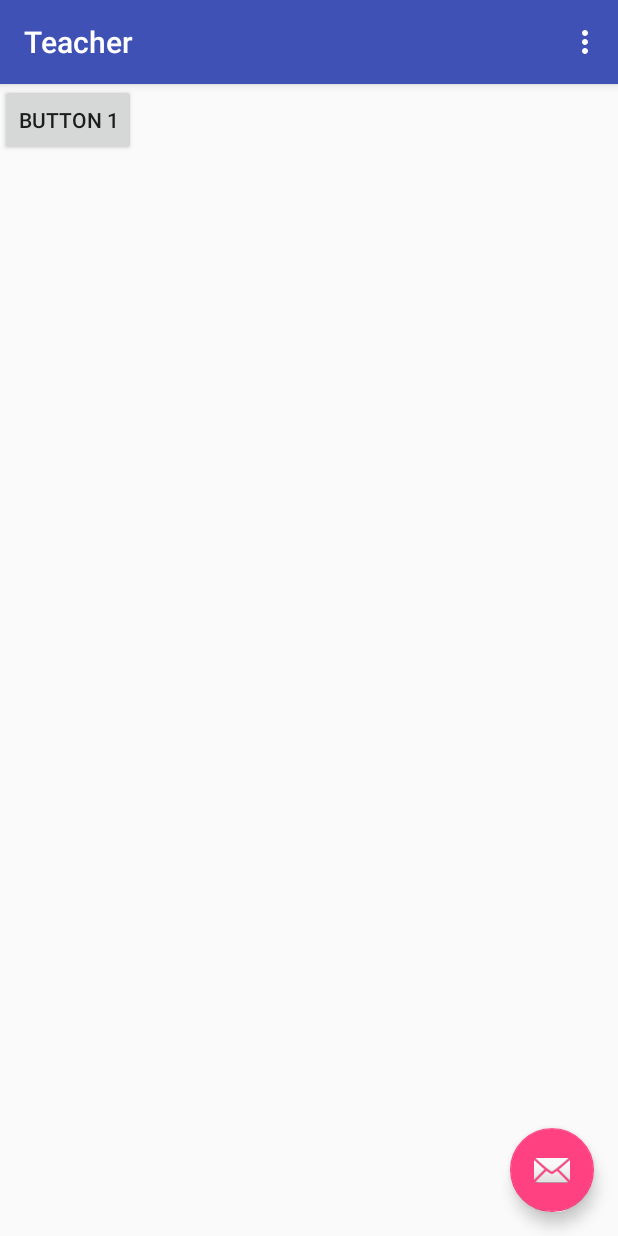
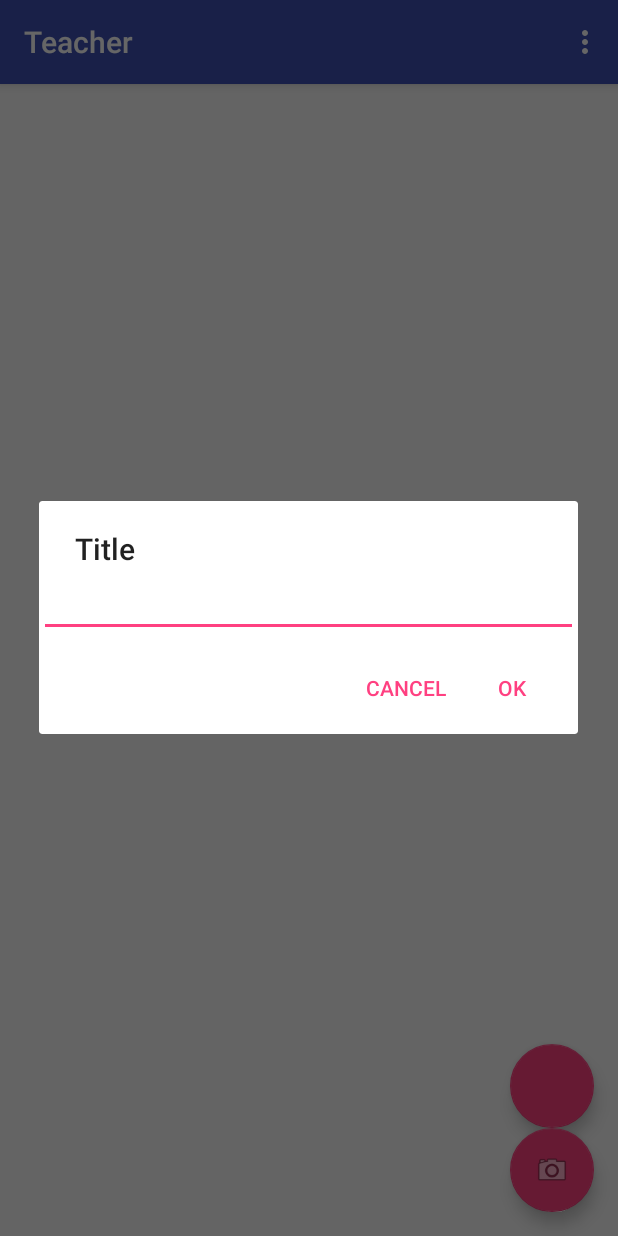
Before and after one commit to olabknbit/Teacher, an Android app: the screen it shows after launch (MainActivity), after a tap on an icon or button, on a phone screen of 412 x 824 dp. Run offline under Robolectric (Android 15) with nearby library versions, the phone set to English and light mode, and no system bars.

Commit message:
working filename popup dialog

```diff
--- a/app/src/main/java/com/hack/teach/teacher/MainActivity.java
+++ b/app/src/main/java/com/hack/teach/teacher/MainActivity.java
@@ -1,5 +1,6 @@
 package com.hack.teach.teacher;
 
+import android.content.DialogInterface;
 import android.content.Intent;
 import android.graphics.Bitmap;
 import android.graphics.BitmapFactory;
@@ -9,17 +10,18 @@ import android.os.Environment;
 import android.provider.MediaStore;
 import android.support.design.widget.FloatingActionButton;
 import android.support.v4.content.FileProvider;
+import android.support.v7.app.AlertDialog;
 import android.support.v7.app.AppCompatActivity;
 import android.support.v7.widget.Toolbar;
+import android.text.InputType;
 import android.view.Menu;
 import android.view.MenuItem;
 import android.view.View;
+import android.widget.EditText;
 import android.widget.ImageView;
 
 import java.io.File;
 import java.io.IOException;
-import java.text.SimpleDateFormat;
-import java.util.Date;
 
 public class MainActivity extends AppCompatActivity {
 
@@ -34,11 +36,19 @@ public class MainActivity extends AppCompatActivity {
             PermissionsManager.verifyStoragePermissions(this);
         }
 
-        FloatingActionButton fab = (FloatingActionButton) findViewById(R.id.fab);
-        fab.setOnClickListener(new View.OnClickListener() {
+        final FloatingActionButton cameraActionButton = (FloatingActionButton) findViewById(R.id.fab);
+        cameraActionButton.setOnClickListener(new View.OnClickListener() {
             @Override
             public void onClick(View view) {
-                dispatchTakePictureIntent();
+                filenamePopUp();
+            }
+        });
+
+        FloatingActionButton listActionButton = (FloatingActionButton) findViewById(R.id.list_ac);
+        listActionButton.setOnClickListener(new View.OnClickListener() {
+            @Override
+            public void onClick(View view) {
+                dispatchListActivityIntent();
             }
         });
     }
@@ -65,14 +75,42 @@ public class MainActivity extends AppCompatActivity {
         return super.onOptionsItemSelected(item);
     }
 
+    private void filenamePopUp() {
+        AlertDialog.Builder builder = new AlertDialog.Builder(this);
+        builder.setTitle("Title");
+
+        // Set up the input
+        final EditText input = new EditText(this);
+        // Specify the type of input expected; this, for example, sets the input as a password, and will mask the text
+        input.setInputType(InputType.TYPE_CLASS_TEXT | InputType.TYPE_TEXT_VARIATION_PASSWORD);
+        builder.setView(input);
+
+        // Set up the buttons
+        builder.setPositiveButton("OK", new DialogInterface.OnClickListener() {
+            @Override
+            public void onClick(DialogInterface dialog, int which) {
+                String filenamePopup = input.getText().toString();
+                dispatchTakePictureIntent(filenamePopup);
+            }
+        });
+        builder.setNegativeButton("Cancel", new DialogInterface.OnClickListener() {
+            @Override
+            public void onClick(DialogInterface dialog, int which) {
+                dialog.cancel();
+            }
+        });
+
+        builder.show();
+    }
+
     static final int REQUEST_TAKE_PHOTO = 1;
 
     String mCurrentPhotoPath;
 
-    private File createImageFile() throws IOException {
+    private File createImageFile(String filename) throws IOException {
         // Create an image file name
-        String timeStamp = new SimpleDateFormat("yyyyMMdd_HHmmss").format(new Date());
-        String imageFileName = "JPEG_" + timeStamp + "_";
+        // String timeStamp = new SimpleDateFormat("yyyyMMdd_HHmmss").format(new Date());
+        String imageFileName = "JPEG_" + filename + "_";
         File storageDir = getExternalFilesDir(Environment.DIRECTORY_PICTURES);
         File image = File.createTempFile(
                 imageFileName,  /* prefix */
@@ -85,14 +123,14 @@ public class MainActivity extends AppCompatActivity {
         return image;
     }
 
-    private void dispatchTakePictureIntent() {
+    private void dispatchTakePictureIntent(String filename) {
         Intent takePictureIntent = new Intent(MediaStore.ACTION_IMAGE_CAPTURE);
         // Ensure that there's a camera activity to handle the intent
         if (takePictureIntent.resolveActivity(getPackageManager()) != null) {
             // Create the File where the photo should go
             File photoFile = null;
             try {
-                photoFile = createImageFile();
+                photoFile = createImageFile(filename);
             } catch (IOException ex) {
                 // Error occurred while creating the File
 
@@ -108,6 +146,12 @@ public class MainActivity extends AppCompatActivity {
         }
     }
 
+    private void dispatchListActivityIntent() {
+        Intent listActivityIntent = new Intent(this, ListActivity.class);
+        // Ensure that there's a camera activity to handle the intent
+        startActivity(listActivityIntent);
+    }
+
     @Override
     protected void onActivityResult(int requestCode, int resultCode, Intent data) {
         if (requestCode == 1) {
--- a/app/src/main/res/layout/activity_main.xml
+++ b/app/src/main/res/layout/activity_main.xml
@@ -28,6 +28,22 @@
         android:layout_height="wrap_content"
         android:layout_gravity="bottom|end"
         android:layout_margin="@dimen/fab_margin"
-        app:srcCompat="@android:drawable/ic_dialog_email" />
+        app:srcCompat="@android:drawable/ic_menu_camera" />
+
+    <android.support.design.widget.FloatingActionButton
+        android:id="@+id/list_ac"
+        android:layout_width="wrap_content"
+        android:layout_height="wrap_content"
+        android:layout_gravity="top|end"
+        android:layout_marginBottom="0dp"
+        android:layout_marginEnd="0dp"
+        android:layout_marginLeft="0dp"
+        android:layout_marginRight="0dp"
+        android:layout_marginStart="0dp"
+        android:layout_marginTop="0dp"
+        android:layout_margin="@dimen/fab_margin"
+        app:srcCompat="@android:drawable/list_selector_background"
+        app:layout_anchor="@id/fab"
+        app:layout_anchorGravity="top" />
 
 </android.support.design.widget.CoordinatorLayout>
--- a/app/src/main/res/layout/content_main.xml
+++ b/app/src/main/res/layout/content_main.xml
@@ -13,12 +13,6 @@
         android:layout_height="fill_parent"
         android:orientation="vertical" >
 
-        <Button
-            android:id="@+id/button1"
-            android:layout_width="wrap_content"
-            android:layout_height="wrap_content"
-            android:text="Button 1" />
-
         <ImageView
             android:id="@+id/imageView1"
             android:layout_width="wrap_content"
```
Also changed, not shown: app/src/main/AndroidManifest.xml (+19 -10 lines), app/src/main/java/com/hack/teach/teacher/ListActivity.java (added, +20 -0 lines), app/src/main/java/com/hack/teach/teacher/ListActivityFragment.java (added, +60 -0 lines), app/src/main/res/layout/activity_list.xml (added, +25 -0 lines), app/src/main/res/layout/content_list.xml (added, +9 -0 lines), app/src/main/res/layout/fragment_list.xml (added, +19 -0 lines), app/src/main/res/menu/menu_list.xml (added, +10 -0 lines), app/src/main/res/values/strings.xml (+13 -0 lines).
